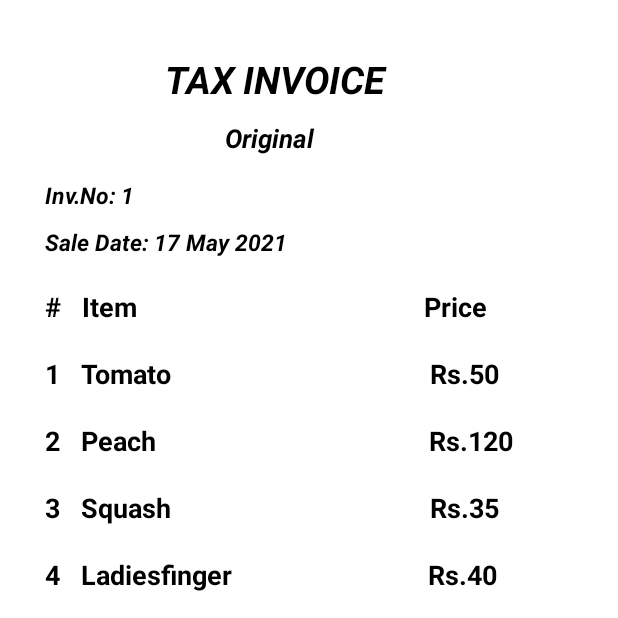
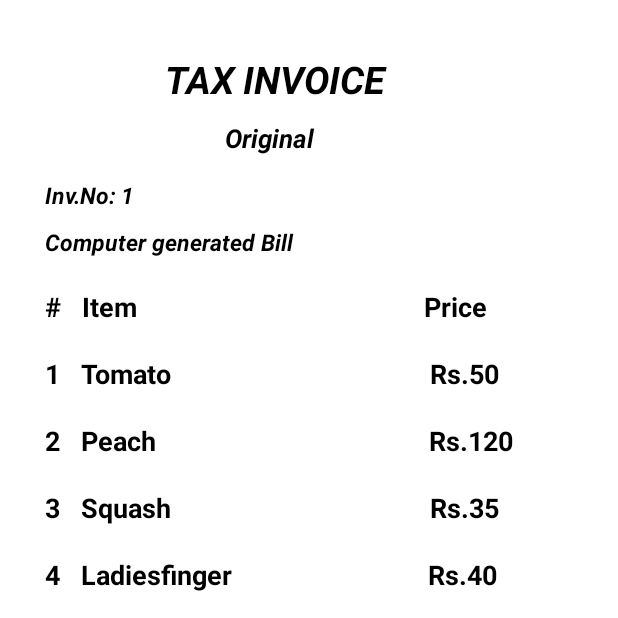
Before and after one commit to lemonsniper-glitch/sandesh_, an Android app: the MainActivity2 screen opened directly, with no data from a screen before it, on a phone screen of 412 x 824 dp, the top half of it. Run offline under Robolectric (Android 15) with nearby library versions, the light colour scheme and no system bars.

Commit message:
third_draft

```diff
--- a/app/src/main/res/layout/activity_main2.xml
+++ b/app/src/main/res/layout/activity_main2.xml
@@ -52,7 +52,7 @@
             android:id="@+id/textView78"
             android:layout_width="match_parent"
             android:layout_height="wrap_content"
-            android:text="Sale Date: 17 May 2021"
+            android:text="Computer generated Bill"
             android:textColor="@color/black"
             android:textStyle="bold|italic"
             android:textSize="15dp"
```
